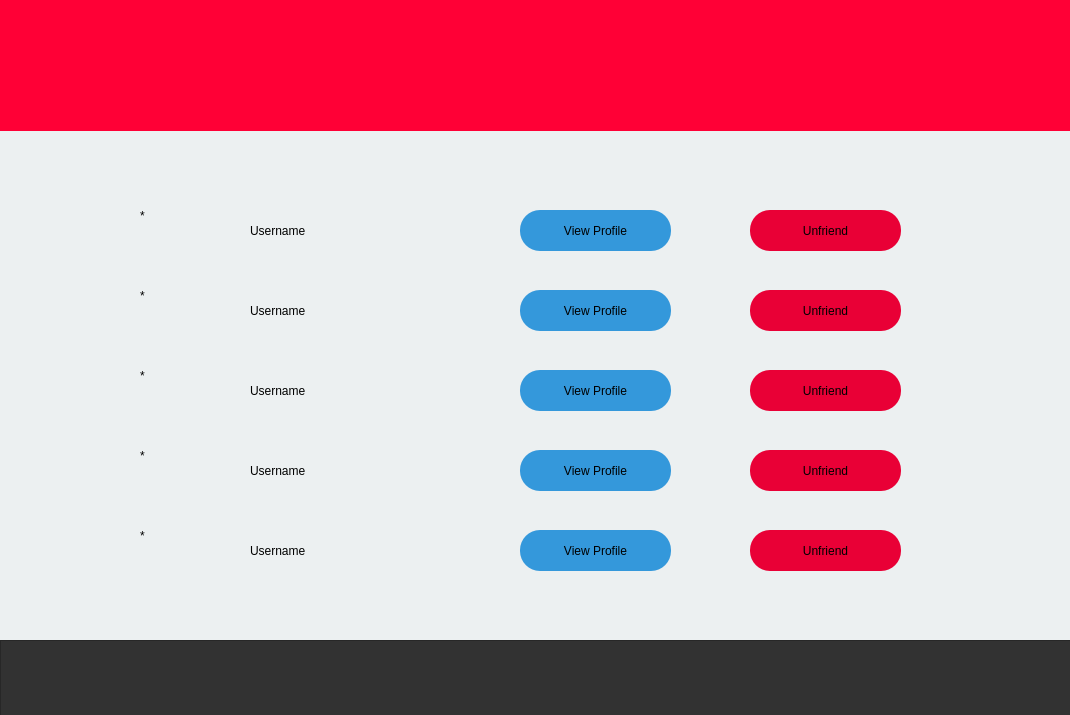
KrishnanSG/Cloud, file Login/friends.ui: the form before one commit.
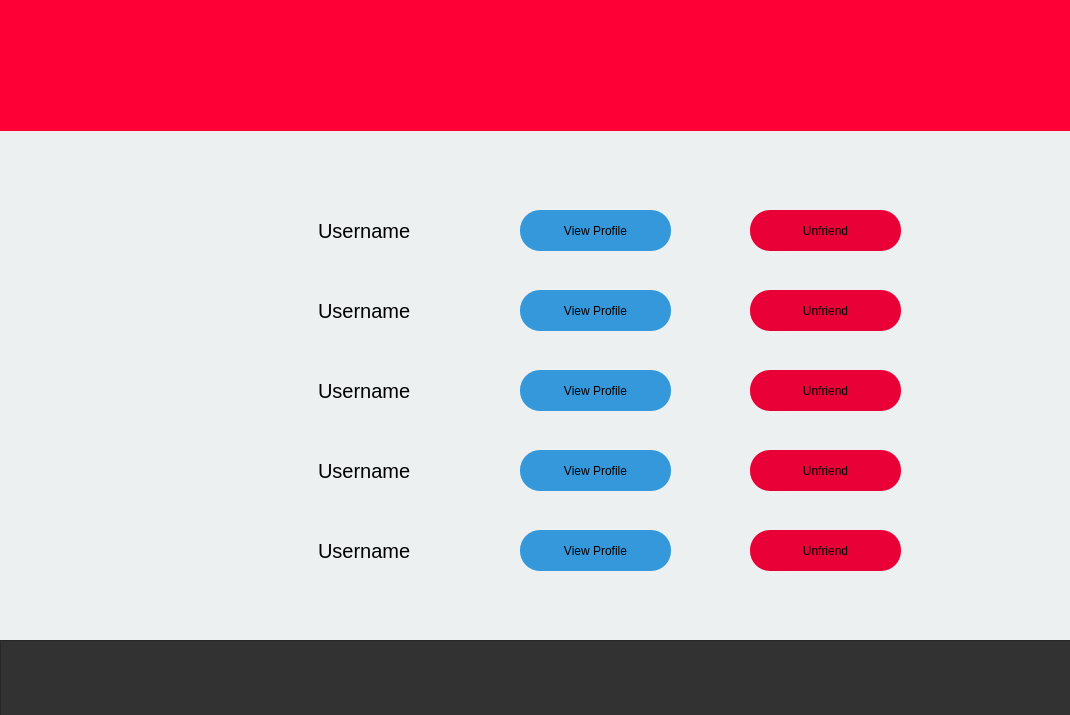
The form after the commit. Icons and pictures are not drawn.

Patch:
```diff
--- a/Login/friends.ui
+++ b/Login/friends.ui
@@ -223,19 +223,6 @@
     <string>View Profile</string>
    </property>
   </widget>
-  <widget class="QLabel" name="label_3">
-   <property name="geometry">
-    <rect>
-     <x>140</x>
-     <y>180</y>
-     <width>81</width>
-     <height>71</height>
-    </rect>
-   </property>
-   <property name="text">
-    <string>*</string>
-   </property>
-  </widget>
   <widget class="QLabel" name="label_4">
    <property name="geometry">
     <rect>
@@ -245,9 +232,17 @@
      <height>41</height>
     </rect>
    </property>
+   <property name="font">
+    <font>
+     <pointsize>15</pointsize>
+    </font>
+   </property>
    <property name="text">
     <string>Username</string>
    </property>
+   <property name="indent">
+    <number>68</number>
+   </property>
   </widget>
   <widget class="QPushButton" name="pushButton_7">
    <property name="geometry">
@@ -289,32 +284,6 @@
     <string>Unfriend</string>
    </property>
   </widget>
-  <widget class="QLabel" name="label_5">
-   <property name="geometry">
-    <rect>
-     <x>140</x>
-     <y>260</y>
-     <width>81</width>
-     <height>71</height>
-    </rect>
-   </property>
-   <property name="text">
-    <string>*</string>
-   </property>
-  </widget>
-  <widget class="QLabel" name="label_6">
-   <property name="geometry">
-    <rect>
-     <x>250</x>
-     <y>290</y>
-     <width>211</width>
-     <height>41</height>
-    </rect>
-   </property>
-   <property name="text">
-    <string>Username</string>
-   </property>
-  </widget>
   <widget class="QPushButton" name="pushButton_9">
    <property name="geometry">
     <rect>
@@ -355,19 +324,6 @@
     <string>Unfriend</string>
    </property>
   </widget>
-  <widget class="QLabel" name="label_7">
-   <property name="geometry">
-    <rect>
-     <x>140</x>
-     <y>340</y>
-     <width>81</width>
-     <height>71</height>
-    </rect>
-   </property>
-   <property name="text">
-    <string>*</string>
-   </property>
-  </widget>
   <widget class="QPushButton" name="pushButton_11">
    <property name="geometry">
     <rect>
@@ -388,19 +344,6 @@
     <string>View Profile</string>
    </property>
   </widget>
-  <widget class="QLabel" name="label_8">
-   <property name="geometry">
-    <rect>
-     <x>250</x>
-     <y>370</y>
-     <width>211</width>
-     <height>41</height>
-    </rect>
-   </property>
-   <property name="text">
-    <string>Username</string>
-   </property>
-  </widget>
   <widget class="QPushButton" name="pushButton_12">
    <property name="geometry">
     <rect>
@@ -421,32 +364,6 @@
     <string>Unfriend</string>
    </property>
   </widget>
-  <widget class="QLabel" name="label_9">
-   <property name="geometry">
-    <rect>
-     <x>140</x>
-     <y>420</y>
-     <width>81</width>
-     <height>71</height>
-    </rect>
-   </property>
-   <property name="text">
-    <string>*</string>
-   </property>
-  </widget>
-  <widget class="QLabel" name="label_10">
-   <property name="geometry">
-    <rect>
-     <x>250</x>
-     <y>450</y>
-     <width>211</width>
-     <height>41</height>
-    </rect>
-   </property>
-   <property name="text">
-    <string>Username</string>
-   </property>
-  </widget>
   <widget class="QPushButton" name="pushButton_13">
    <property name="geometry">
     <rect>
@@ -507,7 +424,70 @@
     <string>View Profile</string>
    </property>
   </widget>
-  <widget class="QLabel" name="label_11">
+  <widget class="QLabel" name="label_5">
+   <property name="geometry">
+    <rect>
+     <x>250</x>
+     <y>290</y>
+     <width>211</width>
+     <height>41</height>
+    </rect>
+   </property>
+   <property name="font">
+    <font>
+     <pointsize>15</pointsize>
+    </font>
+   </property>
+   <property name="text">
+    <string>Username</string>
+   </property>
+   <property name="indent">
+    <number>68</number>
+   </property>
+  </widget>
+  <widget class="QLabel" name="label_6">
+   <property name="geometry">
+    <rect>
+     <x>250</x>
+     <y>370</y>
+     <width>211</width>
+     <height>41</height>
+    </rect>
+   </property>
+   <property name="font">
+    <font>
+     <pointsize>15</pointsize>
+    </font>
+   </property>
+   <property name="text">
+    <string>Username</string>
+   </property>
+   <property name="indent">
+    <number>68</number>
+   </property>
+  </widget>
+  <widget class="QLabel" name="label_7">
+   <property name="geometry">
+    <rect>
+     <x>250</x>
+     <y>450</y>
+     <width>211</width>
+     <height>41</height>
+    </rect>
+   </property>
+   <property name="font">
+    <font>
+     <pointsize>15</pointsize>
+    </font>
+   </property>
+   <property name="text">
+    <string>Username</string>
+   </property>
+   <property name="indent">
+    <number>68</number>
+   </property>
+  </widget>
+  <widget class="QLabel" name="label_8">
    <property name="geometry">
     <rect>
      <x>250</x>
@@ -516,21 +496,16 @@
      <height>41</height>
     </rect>
    </property>
+   <property name="font">
+    <font>
+     <pointsize>15</pointsize>
+    </font>
+   </property>
    <property name="text">
     <string>Username</string>
    </property>
-  </widget>
-  <widget class="QLabel" name="label_12">
-   <property name="geometry">
-    <rect>
-     <x>140</x>
-     <y>500</y>
-     <width>81</width>
-     <height>71</height>
-    </rect>
-   </property>
-   <property name="text">
-    <string>*</string>
+   <property name="indent">
+    <number>68</number>
    </property>
   </widget>
   <zorder>label</zorder>
```
Left out of the diff: 13 changed lines with no effect on the pictures.
